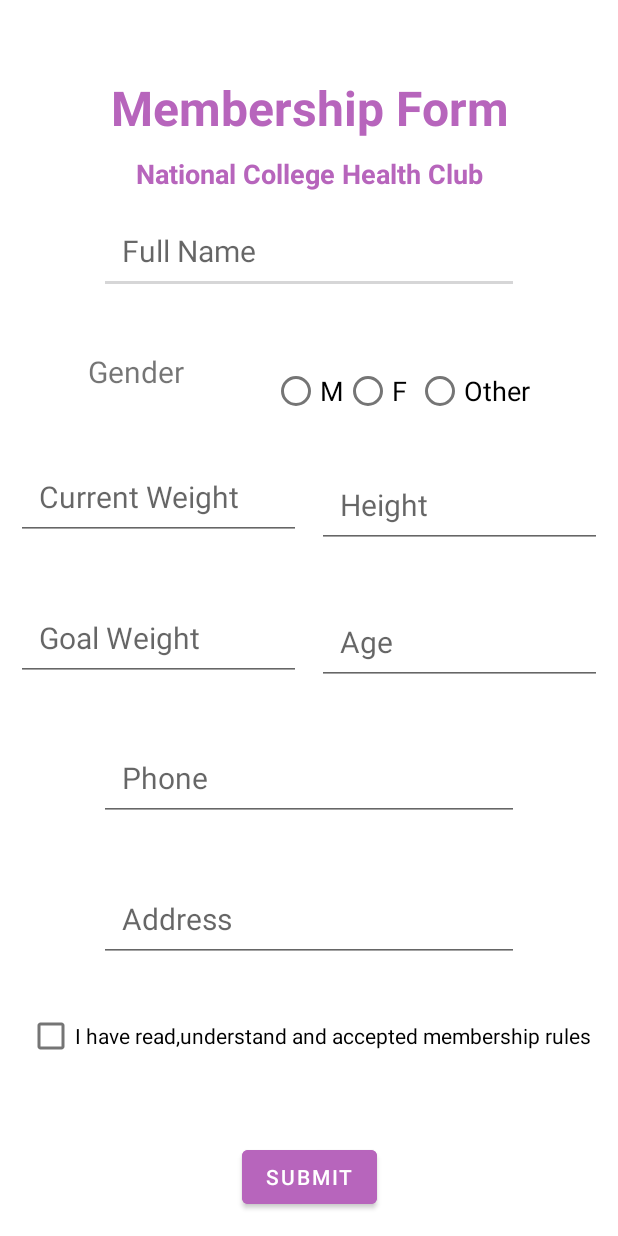
After one commit to SapkotaPrabin/Android-Project, an Android app: the layout signup_constraint.xml on its own in the app's theme, with its tools: preview values and no code run, on a phone screen of 412 x 824 dp. The commit adds this screen. Run offline under Robolectric (Android 15) with nearby library versions, the phone set to English and light mode, and no system bars.

Commit message:
Signup form implementation in different layout

```diff
--- a/SignUp/app/src/main/java/com/example/signup/signup.java
+++ b/SignUp/app/src/main/java/com/example/signup/signup.java
@@ -5,6 +5,6 @@ public class signup extends Activity{
 @Override
     public void onCreate(Bundle savedInstanceState){
     super.onCreate(savedInstanceState);
-    setContentView(R.layout.signup);
+    setContentView(R.layout.signup_linear);
 }
 }
--- /dev/null
+++ b/SignUp/app/src/main/res/layout/signup_absolute.xml
@@ -0,0 +1,6 @@
+<?xml version="1.0" encoding="utf-8"?>
+<AbsoluteLayout xmlns:android="http://schemas.android.com/apk/res/android"
+    android:layout_width="match_parent"
+    android:layout_height="match_parent">
+
+</AbsoluteLayout>
--- /dev/null
+++ b/SignUp/app/src/main/res/layout/signup_constraint.xml
@@ -0,0 +1,202 @@
+<?xml version="1.0" encoding="utf-8"?>
+<androidx.constraintlayout.widget.ConstraintLayout
+    xmlns:android="http://schemas.android.com/apk/res/android"
+    xmlns:app="http://schemas.android.com/apk/res-auto"
+    android:layout_width="match_parent"
+    android:layout_height="match_parent"
+    android:paddingStart="0dp"
+    android:paddingEnd="00dp">
+    <TextView
+        android:id="@+id/form"
+        android:layout_width="match_parent"
+        android:layout_height="wrap_content"
+        android:gravity="center"
+        android:text="@string/form"
+        android:textStyle="bold"
+        android:textColor="@color/purple"
+        android:layout_marginTop="50dp"
+        android:textSize="32sp"
+        app:layout_constraintBottom_toTopOf="@id/club"
+        app:layout_constraintTop_toTopOf="parent"
+        app:layout_constraintLeft_toLeftOf="parent"
+        app:layout_constraintRight_toRightOf="parent"/>
+    <TextView
+        android:id="@+id/club"
+        android:layout_width="match_parent"
+        android:layout_height="wrap_content"
+        android:gravity="center"
+        android:text="@string/club"
+        android:textStyle="bold"
+        android:textColor="@color/purple"
+        android:textSize="18sp"
+        android:layout_marginTop="10dp"
+        app:layout_constraintBottom_toTopOf="@id/name"
+        app:layout_constraintTop_toBottomOf="@id/form"
+        app:layout_constraintLeft_toLeftOf="parent"
+        app:layout_constraintRight_toRightOf="parent"/>
+    <EditText
+        android:id="@+id/name"
+        android:layout_width="280dp"
+        android:layout_height="wrap_content"
+        android:layout_marginTop="10dp"
+        android:hint="@string/name"
+        android:importantForAutofill="no"
+        android:inputType="textPersonName"
+        android:padding="15dp"
+        android:textSize="20sp"
+        app:layout_constraintBottom_toTopOf="@id/gender"
+        app:layout_constraintTop_toBottomOf="@id/club"
+        app:layout_constraintLeft_toLeftOf="parent"
+        app:layout_constraintRight_toRightOf="parent"/>
+
+    <TextView
+        android:id="@+id/gender"
+        android:layout_width="wrap_content"
+        android:layout_height="wrap_content"
+        android:layout_marginTop="38dp"
+        android:text="@string/gender"
+        android:textSize="20sp"
+        app:layout_constraintRight_toLeftOf="@id/radio"
+        app:layout_constraintButtom_toTopOf="@id/cw"
+        app:layout_constraintLeft_toLeftOf="parent"
+        app:layout_constraintTop_toBottomOf="@id/name" />
+    <RadioGroup
+        android:id="@+id/radio"
+        android:layout_height="wrap_content"
+        android:layout_width="wrap_content"
+        android:layout_marginTop="17dp"
+        android:orientation="horizontal"
+        app:layout_constraintBottom_toTopOf="@id/height"
+        app:layout_constraintTop_toBottomOf="@id/name"
+        app:layout_constraintLeft_toRightOf="@id/gender"
+        app:layout_constraintRight_toRightOf="parent">
+        <RadioButton
+            android:layout_width="wrap_content"
+            android:layout_height="wrap_content"
+            android:text="@string/male"
+            android:textSize="18sp"/>
+        <RadioButton
+            android:layout_width="wrap_content"
+            android:layout_height="wrap_content"
+            android:text="@string/female"
+            android:textSize="18sp"/>
+        <RadioButton
+            android:layout_width="wrap_content"
+            android:layout_height="wrap_content"
+            android:text="@string/other"
+            android:textSize="18sp"/>
+    </RadioGroup>
+    <EditText
+        android:id="@+id/cw"
+        android:layout_width="190dp"
+        android:layout_height="wrap_content"
+        android:layout_marginTop="25dp"
+        android:layout_marginBottom="10dp"
+        android:paddingHorizontal="50dp"
+        android:hint="@string/cw"
+        android:importantForAutofill="no"
+        android:inputType="number"
+        android:padding="15dp"
+        android:textSize="20sp"
+        app:layout_constraintBottom_toTopOf="@id/gw"
+        app:layout_constraintTop_toBottomOf="@id/gender"
+        app:layout_constraintLeft_toLeftOf="parent"
+        app:layout_constraintRight_toLeftOf="@id/height"/>
+    <EditText
+        android:id="@+id/height"
+        android:layout_width="190dp"
+        android:layout_height="wrap_content"
+        android:layout_marginTop="0dp"
+        android:layout_marginBottom="10dp"
+        android:hint="@string/height"
+        android:importantForAutofill="no"
+        android:inputType="number"
+        android:padding="15dp"
+        android:textSize="20sp"
+        app:layout_constraintBottom_toTopOf="@id/age"
+        app:layout_constraintTop_toBottomOf="@id/radio"
+        app:layout_constraintLeft_toRightOf="@id/cw"
+        app:layout_constraintRight_toRightOf="parent"/>
+    <EditText
+        android:id="@+id/gw"
+        android:layout_width="190dp"
+        android:layout_height="wrap_content"
+        android:layout_marginTop="10dp"
+        android:layout_marginBottom="10dp"
+        android:hint="@string/gw"
+        android:importantForAutofill="no"
+        android:inputType="number"
+        android:padding="15dp"
+        android:textSize="20sp"
+        app:layout_constraintBottom_toTopOf="@id/phone"
+        app:layout_constraintTop_toBottomOf="@id/cw"
+        app:layout_constraintLeft_toLeftOf="parent"
+        app:layout_constraintRight_toLeftOf="@id/age"/>
+    <EditText
+        android:id="@+id/age"
+        android:layout_width="190dp"
+        android:layout_height="wrap_content"
+        android:layout_marginTop="0dp"
+        android:layout_marginBottom="10dp"
+        android:hint="@string/age"
+        android:importantForAutofill="no"
+        android:inputType="number"
+        android:padding="15dp"
+        android:textSize="20sp"
+        app:layout_constraintBottom_toTopOf="@id/phone"
+        app:layout_constraintTop_toBottomOf="@id/height"
+        app:layout_constraintLeft_toRightOf="@id/gw"
+        app:layout_constraintRight_toRightOf="parent"/>
+    <EditText
+        android:id="@+id/phone"
+        android:layout_width="280dp"
+        android:layout_height="wrap_content"
+        android:layout_marginTop="10dp"
+        android:layout_marginBottom="10dp"
+        android:hint="@string/phone"
+        android:importantForAutofill="no"
+        android:inputType="phone"
+        android:padding="15dp"
+        android:textSize="20sp"
+        app:layout_constraintBottom_toTopOf="@id/address"
+        app:layout_constraintTop_toBottomOf="@id/gw"
+        app:layout_constraintLeft_toLeftOf="parent"
+        app:layout_constraintRight_toRightOf="parent"/>
+    <EditText
+        android:id="@+id/address"
+        android:layout_width="280dp"
+        android:layout_height="wrap_content"
+        android:layout_marginTop="10dp"
+        android:layout_marginBottom="10dp"
+        android:hint="@string/address"
+        android:importantForAutofill="no"
+        android:inputType="text"
+        android:padding="15dp"
+        android:textSize="20sp"
+        app:layout_constraintBottom_toTopOf="@id/checkbox"
+        app:layout_constraintTop_toBottomOf="@id/phone"
+        app:layout_constraintLeft_toLeftOf="parent"
+        app:layout_constraintRight_toRightOf="parent"/>
+    <CheckBox
+        android:id="@+id/checkbox"
+        android:layout_width="wrap_content"
+        android:layout_height="wrap_content"
+        android:outlineSpotShadowColor="@color/purple"
+        android:text="@string/checkbox"
+        app:layout_constraintBottom_toTopOf="@id/button"
+        app:layout_constraintTop_toBottomOf="@id/address"
+        app:layout_constraintLeft_toLeftOf="parent"
+        app:layout_constraintRight_toRightOf="parent"/>
+    <Button
+        android:layout_marginHorizontal="130dp"
+        android:id="@+id/button"
+        android:layout_width="wrap_content"
+        android:layout_height="wrap_content"
+        android:layout_marginTop="30dp"
+        android:backgroundTint="@color/purple"
+        android:text="@string/button"
+        app:layout_constraintBottom_toBottomOf="parent"
+        app:layout_constraintTop_toBottomOf="@id/checkbox"
+        app:layout_constraintLeft_toLeftOf="parent"
+        app:layout_constraintRight_toRightOf="parent"/>
+</androidx.constraintlayout.widget.ConstraintLayout>
--- a/SignUp/app/src/main/res/values/colors.xml
+++ b/SignUp/app/src/main/res/values/colors.xml
@@ -1,10 +1,6 @@
 <?xml version="1.0" encoding="utf-8"?>
 <resources>
-    <color name="purple_200">#FFBB86FC</color>
-    <color name="purple_500">#FF6200EE</color>
-    <color name="purple_700">#FF3700B3</color>
-    <color name="teal_200">#FF03DAC5</color>
-    <color name="teal_700">#FF018786</color>
     <color name="black">#FF000000</color>
     <color name="white">#FFFFFFFF</color>
+    <color name="purple">#b765bc</color>
 </resources>
--- a/SignUp/app/src/main/res/values/strings.xml
+++ b/SignUp/app/src/main/res/values/strings.xml
@@ -1,3 +1,18 @@
 <resources>
     <string name="app_name">SignUp</string>
+    <string name="form">Membership Form</string>
+    <string name="club">National College Health Club</string>
+    <string name="name">Full Name</string>
+    <string name="gender">Gender</string>
+    <string name="male">M</string>
+    <string name="female">F</string>
+    <string name="other">Other</string>
+    <string name="cw">Current Weight</string>
+    <string name="height">Height</string>
+    <string name="gw">Goal Weight</string>
+    <string name="age">Age</string>
+    <string name="phone">Phone</string>
+    <string name="address">Address</string>
+    <string name="checkbox">I have read,understand and accepted membership rules</string>
+    <string name="button">SUBMIT</string>
 </resources>
```
Also changed, not shown: SignUp/app/src/main/res/layout/signup_linear.xml (renamed from SignUp/app/src/main/res/layout/signup.xml, +19 -19 lines), SignUp/app/src/main/res/layout/signup_relative.xml (added, +168 -0 lines), SignUp/app/src/main/res/layout/signup_table.xml (added, +146 -0 lines).
